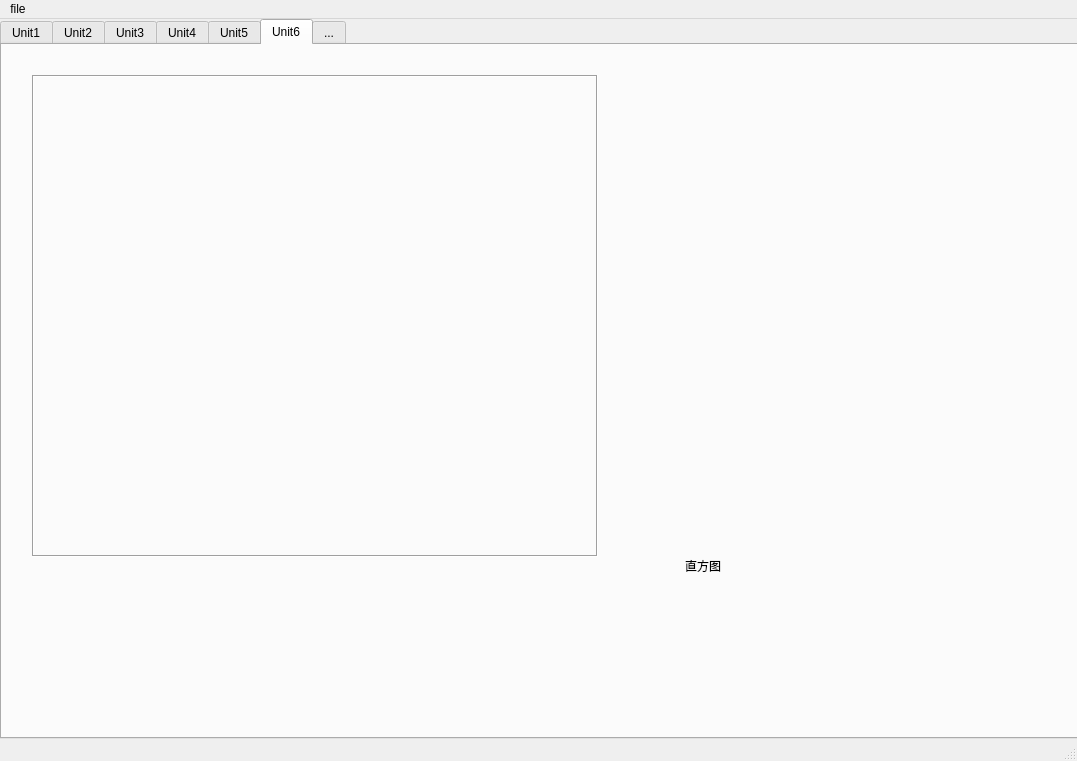
This is untitled.ui in lrioxh/CV as Qt 5 draws it before an edit. The edited form follows.
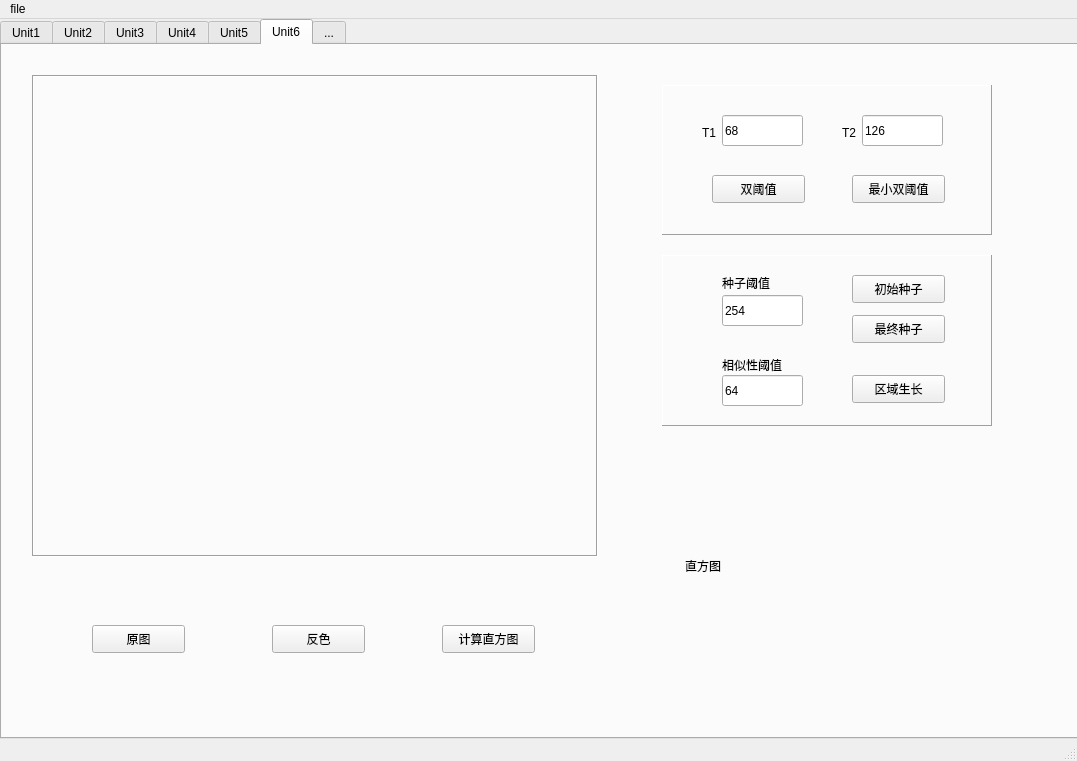
This is the edited form. The open tabs and pages were chosen to show the change.

Patch:
```diff
--- a/untitled.ui
+++ b/untitled.ui
@@ -2094,6 +2094,246 @@
        <enum>Qt::AutoText</enum>
       </property>
      </widget>
+     <widget class="QPushButton" name="pushButton_41">
+      <property name="geometry">
+       <rect>
+        <x>90</x>
+        <y>580</y>
+        <width>93</width>
+        <height>28</height>
+       </rect>
+      </property>
+      <property name="text">
+       <string>原图</string>
+      </property>
+     </widget>
+     <widget class="QPushButton" name="pushButton_45">
+      <property name="geometry">
+       <rect>
+        <x>440</x>
+        <y>580</y>
+        <width>93</width>
+        <height>28</height>
+       </rect>
+      </property>
+      <property name="text">
+       <string>计算直方图</string>
+      </property>
+     </widget>
+     <widget class="QPushButton" name="pushButton_46">
+      <property name="geometry">
+       <rect>
+        <x>270</x>
+        <y>580</y>
+        <width>93</width>
+        <height>28</height>
+       </rect>
+      </property>
+      <property name="text">
+       <string>反色</string>
+      </property>
+     </widget>
+     <widget class="QFrame" name="frame_3">
+      <property name="geometry">
+       <rect>
+        <x>660</x>
+        <y>40</y>
+        <width>330</width>
+        <height>150</height>
+       </rect>
+      </property>
+      <property name="frameShape">
+       <enum>QFrame::Panel</enum>
+      </property>
+      <property name="frameShadow">
+       <enum>QFrame::Raised</enum>
+      </property>
+      <widget class="QPushButton" name="pushButton_38">
+       <property name="geometry">
+        <rect>
+         <x>190</x>
+         <y>90</y>
+         <width>93</width>
+         <height>28</height>
+        </rect>
+       </property>
+       <property name="text">
+        <string>最小双阈值</string>
+       </property>
+      </widget>
+      <widget class="QLabel" name="label_60">
+       <property name="geometry">
+        <rect>
+         <x>40</x>
+         <y>40</y>
+         <width>21</width>
+         <height>16</height>
+        </rect>
+       </property>
+       <property name="text">
+        <string>T1</string>
+       </property>
+      </widget>
+      <widget class="QLineEdit" name="lineEdit_40">
+       <property name="geometry">
+        <rect>
+         <x>200</x>
+         <y>30</y>
+         <width>81</width>
+         <height>31</height>
+        </rect>
+       </property>
+       <property name="text">
+        <string>126</string>
+       </property>
+      </widget>
+      <widget class="QLineEdit" name="lineEdit_39">
+       <property name="geometry">
+        <rect>
+         <x>60</x>
+         <y>30</y>
+         <width>81</width>
+         <height>31</height>
+        </rect>
+       </property>
+       <property name="text">
+        <string>68</string>
+       </property>
+      </widget>
+      <widget class="QPushButton" name="pushButton_34">
+       <property name="geometry">
+        <rect>
+         <x>50</x>
+         <y>90</y>
+         <width>93</width>
+         <height>28</height>
+        </rect>
+       </property>
+       <property name="text">
+        <string>双阈值</string>
+       </property>
+      </widget>
+      <widget class="QLabel" name="label_61">
+       <property name="geometry">
+        <rect>
+         <x>180</x>
+         <y>40</y>
+         <width>21</width>
+         <height>16</height>
+        </rect>
+       </property>
+       <property name="text">
+        <string>T2</string>
+       </property>
+      </widget>
+     </widget>
+     <widget class="QFrame" name="frame_4">
+      <property name="geometry">
+       <rect>
+        <x>660</x>
+        <y>210</y>
+        <width>330</width>
+        <height>171</height>
+       </rect>
+      </property>
+      <property name="frameShape">
+       <enum>QFrame::Panel</enum>
+      </property>
+      <property name="frameShadow">
+       <enum>QFrame::Raised</enum>
+      </property>
+      <widget class="QPushButton" name="pushButton_44">
+       <property name="geometry">
+        <rect>
+         <x>190</x>
+         <y>120</y>
+         <width>93</width>
+         <height>28</height>
+        </rect>
+       </property>
+       <property name="text">
+        <string>区域生长</string>
+       </property>
+      </widget>
+      <widget class="QPushButton" name="pushButton_43">
+       <property name="geometry">
+        <rect>
+         <x>190</x>
+         <y>60</y>
+         <width>93</width>
+         <height>28</height>
+        </rect>
+       </property>
+       <property name="text">
+        <string>最终种子</string>
+       </property>
+      </widget>
+      <widget class="QPushButton" name="pushButton_42">
+       <property name="geometry">
+        <rect>
+         <x>190</x>
+         <y>20</y>
+         <width>93</width>
+         <height>28</height>
+        </rect>
+       </property>
+       <property name="text">
+        <string>初始种子</string>
+       </property>
+      </widget>
+      <widget class="QLineEdit" name="lineEdit_41">
+       <property name="geometry">
+        <rect>
+         <x>60</x>
+         <y>40</y>
+         <width>81</width>
+         <height>31</height>
+        </rect>
+       </property>
+       <property name="text">
+        <string>254</string>
+       </property>
+      </widget>
+      <widget class="QLabel" name="label_62">
+       <property name="geometry">
+        <rect>
+         <x>60</x>
+         <y>20</y>
+         <width>71</width>
+         <height>16</height>
+        </rect>
+       </property>
+       <property name="text">
+        <string>种子阈值</string>
+       </property>
+      </widget>
+      <widget class="QLabel" name="label_63">
+       <property name="geometry">
+        <rect>
+         <x>60</x>
+         <y>100</y>
+         <width>91</width>
+         <height>20</height>
+        </rect>
+       </property>
+       <property name="text">
+        <string>相似性阈值</string>
+       </property>
+      </widget>
+      <widget class="QLineEdit" name="lineEdit_42">
+       <property name="geometry">
+        <rect>
+         <x>60</x>
+         <y>120</y>
+         <width>81</width>
+         <height>31</height>
+        </rect>
+       </property>
+       <property name="text">
+        <string>64</string>
+       </property>
+      </widget>
+     </widget>
     </widget>
     <widget class="QWidget" name="tab_7">
      <attribute name="title">
```
Left out of the diff: 2 changed lines with no effect on the pictures.
